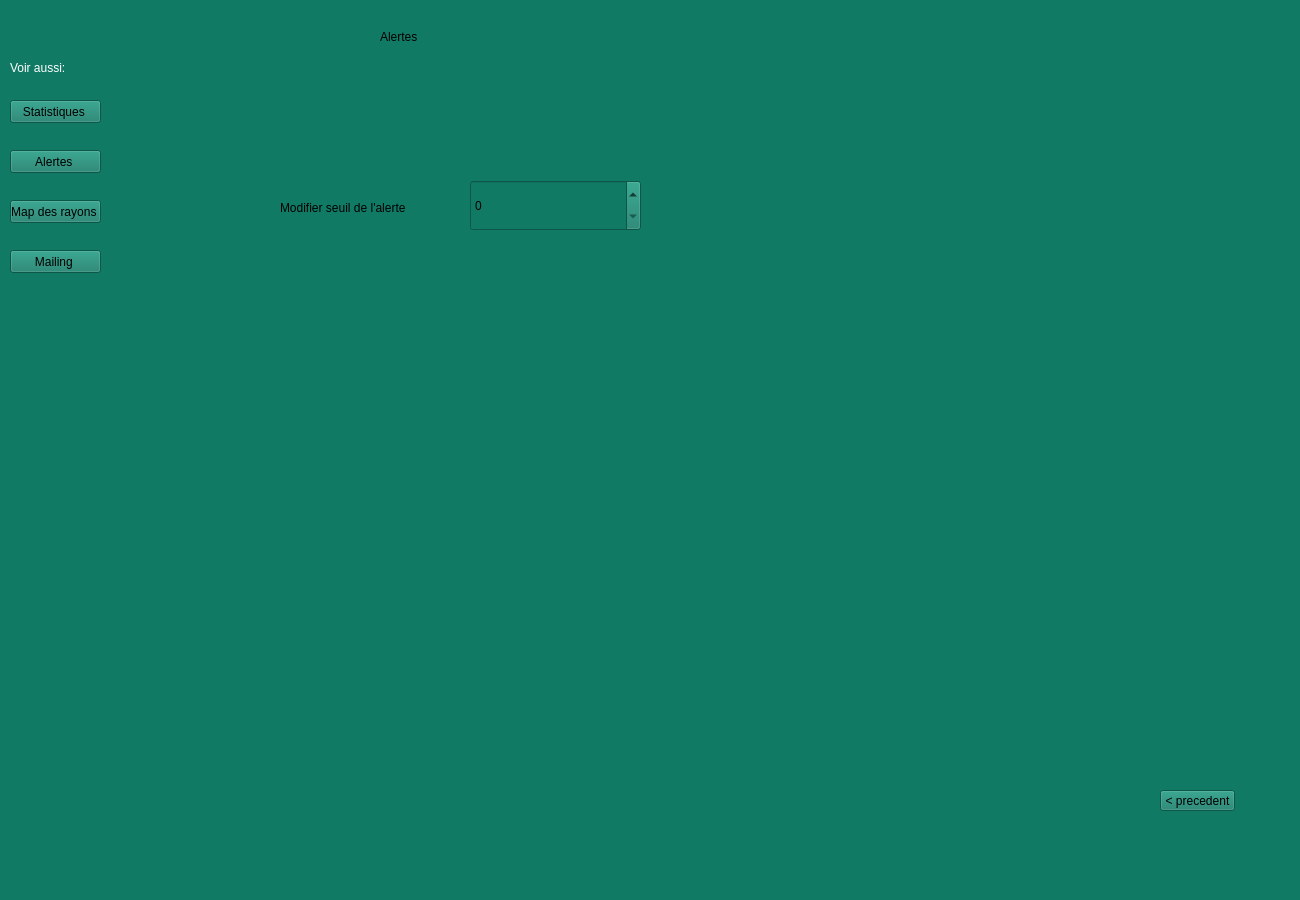
Above: mainwindow.ui from SarraGha/Smart_Park_2A19 before the change. Below: the same form after it.
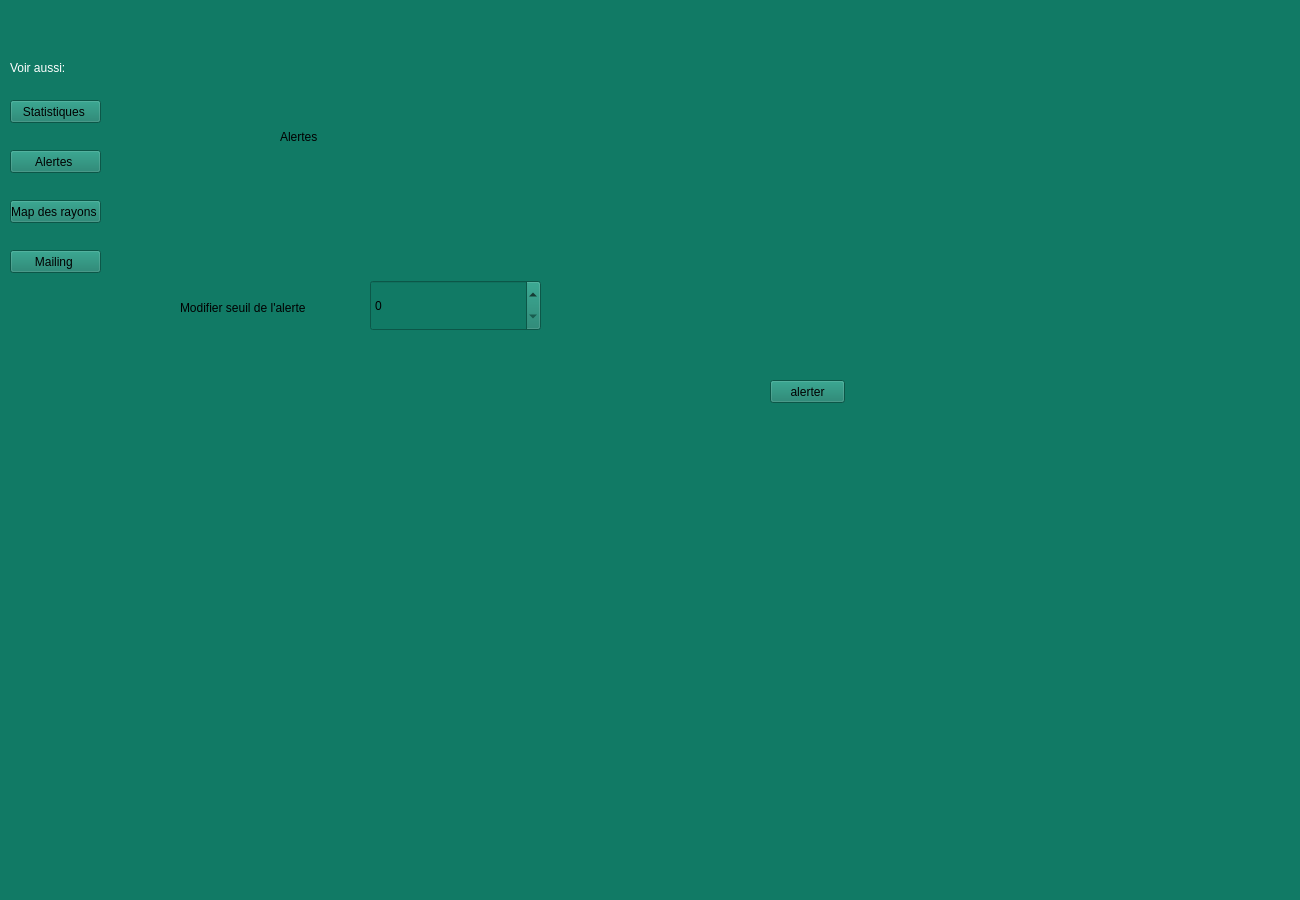
That is the form after the change. The open tabs and pages were chosen to show the change.

Diff of the .ui file:
```diff
--- a/mainwindow.ui
+++ b/mainwindow.ui
@@ -21,8 +21,8 @@
    <widget class="QStackedWidget" name="stackedWidget">
     <property name="geometry">
      <rect>
-      <x>120</x>
-      <y>20</y>
+      <x>20</x>
+      <y>120</y>
       <width>1061</width>
       <height>681</height>
      </rect>
@@ -406,6 +406,19 @@
        </rect>
       </property>
      </widget>
+     <widget class="QPushButton" name="pushButton_6">
+      <property name="geometry">
+       <rect>
+        <x>960</x>
+        <y>560</y>
+        <width>75</width>
+        <height>21</height>
+       </rect>
+      </property>
+      <property name="text">
+       <string>&lt; precedent</string>
+      </property>
+     </widget>
     </widget>
     <widget class="QWidget" name="page_2">
      <widget class="QLabel" name="label_11">
@@ -469,6 +482,19 @@
        </rect>
       </property>
      </widget>
+     <widget class="QPushButton" name="pushButton">
+      <property name="geometry">
+       <rect>
+        <x>750</x>
+        <y>260</y>
+        <width>75</width>
+        <height>23</height>
+       </rect>
+      </property>
+      <property name="text">
+       <string>alerter</string>
+      </property>
+     </widget>
     </widget>
     <widget class="QWidget" name="page_4">
      <widget class="QLabel" name="label_14">
@@ -637,19 +663,6 @@
      <string>Voir aussi:</string>
     </property>
    </widget>
-   <widget class="QPushButton" name="pushButton_6">
-    <property name="geometry">
-     <rect>
-      <x>1160</x>
-      <y>790</y>
-      <width>75</width>
-      <height>21</height>
-     </rect>
-    </property>
-    <property name="text">
-     <string>&lt; precedent</string>
-    </property>
-   </widget>
   </widget>
   <widget class="QMenuBar" name="menubar">
    <property name="geometry">
```
Left out of the diff: 4 changed lines with no effect on the pictures.
